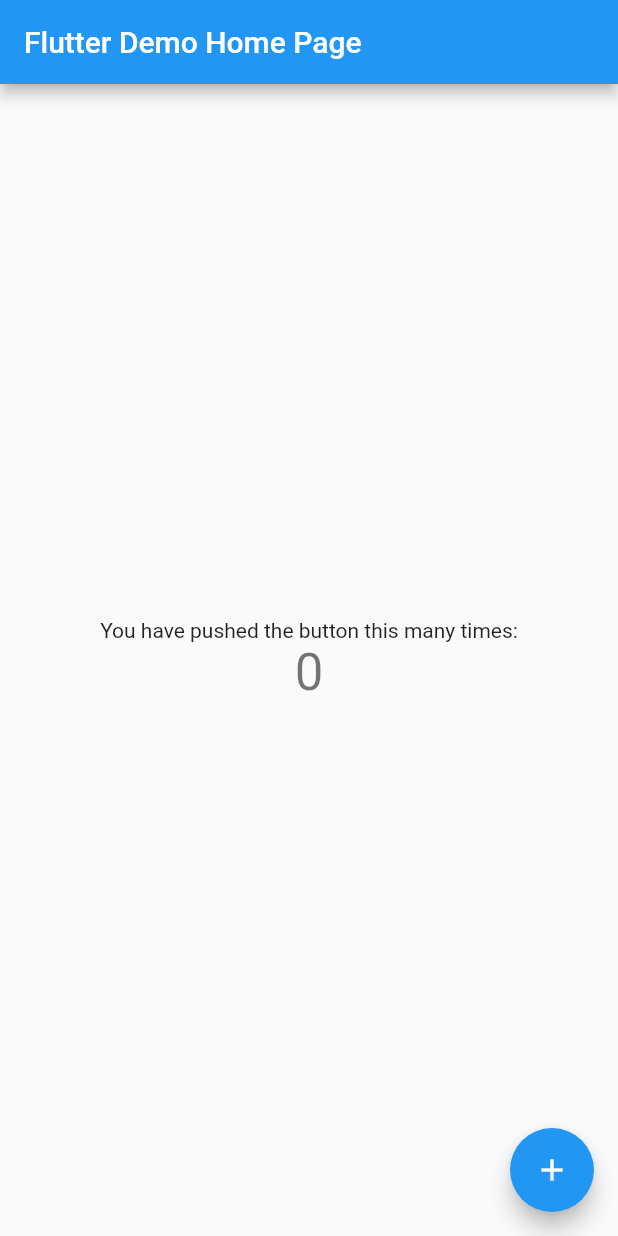
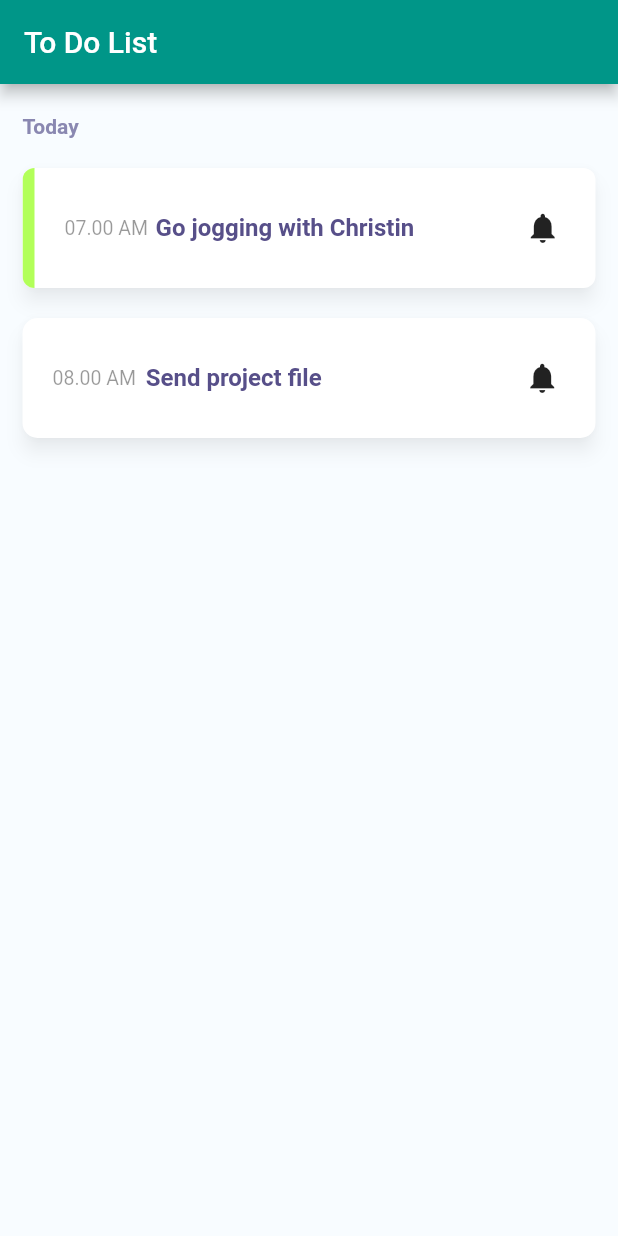
Before and after one commit to pravastacaraka/flutter-app-training, a Flutter app: the screen it shows after launch, on a phone screen of 412 x 824 dp. Run offline on Flutter 3.47's test engine with Material 2 defaults, Android fonts, the phone set to English and light mode, and no system bars.

Commit message:
Change layout for to do list

```diff
--- a/lib/main.dart
+++ b/lib/main.dart
@@ -11,22 +11,10 @@ class MyApp extends StatelessWidget {
     return MaterialApp(
       title: 'Flutter Demo',
       theme: ThemeData(
-        // This is the theme of your application.
-        //
-        // Try running your application with "flutter run". You'll see the
-        // application has a blue toolbar. Then, without quitting the app, try
-        // changing the primarySwatch below to Colors.green and then invoke
-        // "hot reload" (press "r" in the console where you ran "flutter run",
-        // or simply save your changes to "hot reload" in a Flutter IDE).
-        // Notice that the counter didn't reset back to zero; the application
-        // is not restarted.
-        primarySwatch: Colors.blue,
-        // This makes the visual density adapt to the platform that you run
-        // the app on. For desktop platforms, the controls will be smaller and
-        // closer together (more dense) than on mobile platforms.
+        primarySwatch: Colors.teal,
         visualDensity: VisualDensity.adaptivePlatformDensity,
       ),
-      home: MyHomePage(title: 'Flutter Demo Home Page'),
+      home: MyHomePage(title: 'To Do List'),
     );
   }
 }
@@ -50,68 +38,146 @@ class MyHomePage extends StatefulWidget {
 }
 
 class _MyHomePageState extends State<MyHomePage> {
-  int _counter = 0;
-
-  void _incrementCounter() {
-    setState(() {
-      // This call to setState tells the Flutter framework that something has
-      // changed in this State, which causes it to rerun the build method below
-      // so that the display can reflect the updated values. If we changed
-      // _counter without calling setState(), then the build method would not be
-      // called again, and so nothing would appear to happen.
-      _counter++;
-    });
-  }
-
   @override
   Widget build(BuildContext context) {
-    // This method is rerun every time setState is called, for instance as done
-    // by the _incrementCounter method above.
-    //
-    // The Flutter framework has been optimized to make rerunning build methods
-    // fast, so that you can just rebuild anything that needs updating rather
-    // than having to individually change instances of widgets.
     return Scaffold(
       appBar: AppBar(
-        // Here we take the value from the MyHomePage object that was created by
-        // the App.build method, and use it to set our appbar title.
         title: Text(widget.title),
       ),
-      body: Center(
-        // Center is a layout widget. It takes a single child and positions it
-        // in the middle of the parent.
+      body: Container(
+        color: Color(0xFFF8FCFF),
         child: Column(
-          // Column is also a layout widget. It takes a list of children and
-          // arranges them vertically. By default, it sizes itself to fit its
-          // children horizontally, and tries to be as tall as its parent.
-          //
-          // Invoke "debug painting" (press "p" in the console, choose the
-          // "Toggle Debug Paint" action from the Flutter Inspector in Android
-          // Studio, or the "Toggle Debug Paint" command in Visual Studio Code)
-          // to see the wireframe for each widget.
-          //
-          // Column has various properties to control how it sizes itself and
-          // how it positions its children. Here we use mainAxisAlignment to
-          // center the children vertically; the main axis here is the vertical
-          // axis because Columns are vertical (the cross axis would be
-          // horizontal).
-          mainAxisAlignment: MainAxisAlignment.center,
-          children: <Widget>[
-            Text(
-              'You have pushed the button this many times:',
-            ),
-            Text(
-              '$_counter',
-              style: Theme.of(context).textTheme.headline4,
-            ),
+          children: [
+            Expanded(
+              child: ListView(
+                children: <Widget>[
+                  Padding(
+                    padding: EdgeInsets.only(top: 20, left: 15, right: 15, bottom: 10),
+                    child: Text(
+                      "Today",
+                      style: TextStyle(
+                        fontSize: 14,
+                        fontWeight: FontWeight.bold,
+                        color: Color(0xFF8A88B1)
+                      ),
+                    ),
+                  ),
+
+                  // Card Section
+                  Card(
+                    elevation: 5,
+                    shadowColor: Color.fromRGBO(0, 0, 0, 0.3),
+                    margin: EdgeInsets.symmetric(vertical: 10, horizontal: 15),
+                    shape: RoundedRectangleBorder(
+                      borderRadius: BorderRadius.circular(8),
+                    ),
+                    child: ClipPath(
+                      clipper: ShapeBorderClipper(
+                        shape: RoundedRectangleBorder(
+                          borderRadius: BorderRadius.circular(8)
+                        ),
+                      ),
+
+                      // Card Body
+                      child: Container(
+                        height: 80,
+                        padding: EdgeInsets.symmetric(horizontal: 20),
+                        decoration: BoxDecoration(
+                          border: Border(
+                            left: BorderSide(color: Colors.lightGreenAccent, width: 8)
+                          )
+                        ),
+                        child: Center(
+                          // Table Content
+                          child: Table(
+                            columnWidths: {
+                              0: FlexColumnWidth(2),
+                              1: FlexColumnWidth(8),
+                              2: FlexColumnWidth(),
+                            },
+                            defaultVerticalAlignment: TableCellVerticalAlignment.middle,
+                            children: [
+                              TableRow(
+                                children: [
+                                  Text(
+                                    "07.00 AM",
+                                    style: TextStyle(
+                                      fontSize: 13,
+                                      color: Color.fromRGBO(0, 0, 0, 0.4)
+                                    )
+                                  ),
+                                  Text(
+                                    "Go jogging with Christin",
+                                    style: TextStyle(
+                                      fontSize: 16,
+                                      fontWeight: FontWeight.bold,
+                                      color: Color(0xFF574F89)
+                                    ),
+                                  ),
+                                  Icon(Icons.notifications)
+                                ]
+                              )
+                            ],
+                          )
+                        )
+                      )
+                    )
+                  ),
+                  Card(
+                    elevation: 5,
+                    shadowColor: Color.fromRGBO(0, 0, 0, 0.3),
+                    shape: RoundedRectangleBorder(
+                      borderRadius: BorderRadius.circular(10),
+                    ),
+                    margin: EdgeInsets.symmetric(vertical: 10, horizontal: 15),
+                    child: Container(
+                      height: 80,
+                      padding: EdgeInsets.symmetric(horizontal: 20),
+                      child: Center(
+                        child: Table(
+                          columnWidths: {
+                            0: FlexColumnWidth(2),
+                            1: FlexColumnWidth(8),
+                            2: FlexColumnWidth(),
+                          },
+                          defaultVerticalAlignment: TableCellVerticalAlignment.middle,
+                          children: [
+                            TableRow(
+                              children: [
+                                Text(
+                                  "08.00 AM",
+                                  style: TextStyle(
+                                    fontSize: 13,
+                                    color: Color.fromRGBO(0, 0, 0, 0.4)
+                                  )
+                                ),
+                                Text(
+                                  "Send project file",
+                                  style: TextStyle(
+                                    fontSize: 16,
+                                    fontWeight: FontWeight.bold,
+                                    color: Color(0xFF574F89)
+                                  ),
+                                ),
+                                Icon(Icons.notifications)
+                              ]
+                            )
+                          ],
+                        )
+                      )
+                    )
+                  )
+                ],
+              )
+            )
           ],
         ),
-      ),
-      floatingActionButton: FloatingActionButton(
-        onPressed: _incrementCounter,
-        tooltip: 'Increment',
-        child: Icon(Icons.add),
-      ), // This trailing comma makes auto-formatting nicer for build methods.
+      )
+      // floatingActionButton: FloatingActionButton(
+      //   onPressed: _incrementCounter,
+      //   tooltip: 'Increment',
+      //   child: Icon(Icons.add),
+      // ), // This trailing comma makes auto-formatting nicer for build methods.
     );
   }
 }
```
